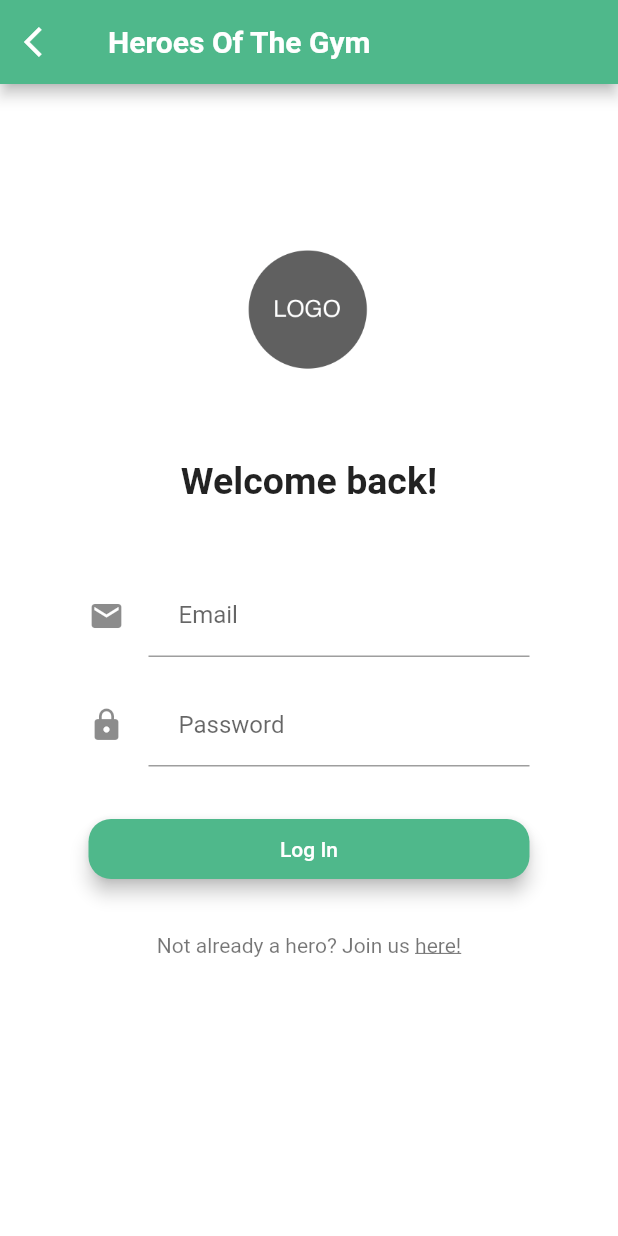
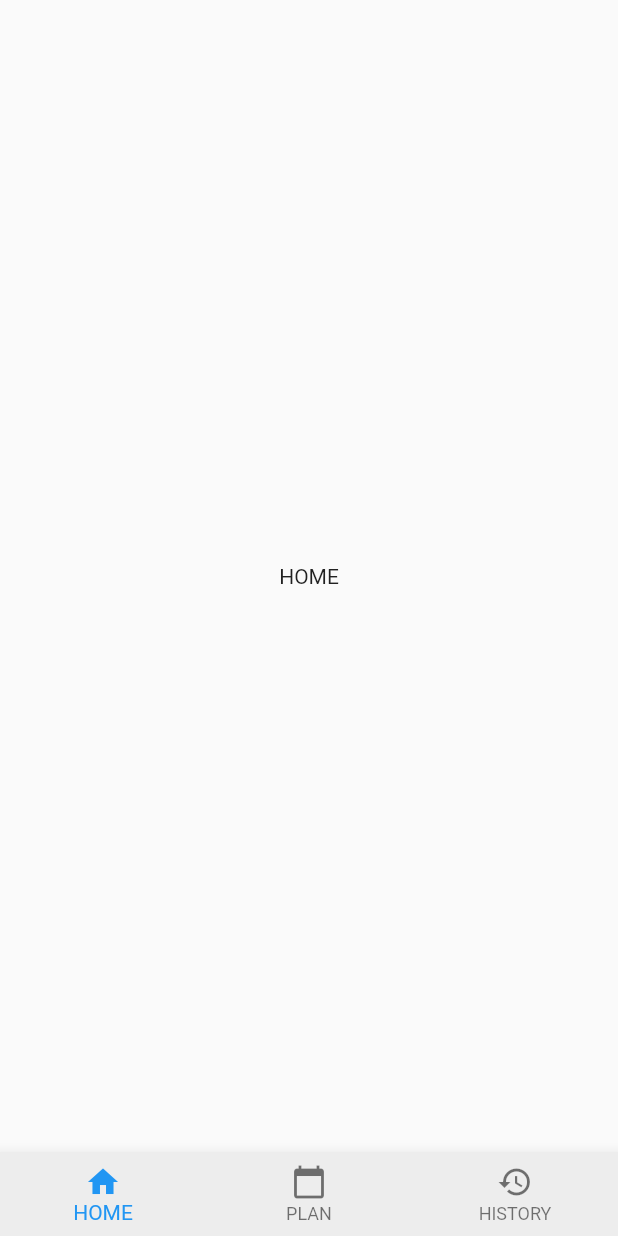
Before and after one commit to azero-as/hotg, a Flutter app: the screen it shows after launch, after a tap on "Log In", on a phone screen of 412 x 824 dp. Run offline on Flutter 3.47's test engine with Material 2 defaults, Android fonts, the phone set to English and light mode, and no system bars.

Commit message:
#9 Add bottom navigation menu

```diff
--- /dev/null
+++ b/heroes_app/lib/dashboard.dart
@@ -0,0 +1,105 @@
+import 'package:flutter/cupertino.dart';
+import 'package:flutter/material.dart';
+import 'home.dart';
+import 'plan.dart';
+import 'history.dart';
+
+//This is code for bottom navigation menu
+
+class Dashboard extends StatelessWidget {
+
+  //Used for navigation
+  static String tag = 'dashboard';
+
+  @override
+  Widget build(BuildContext context) {
+    return new MaterialApp(
+      title: 'Flutter Bottom Navigation',
+      debugShowCheckedModeBanner: false, //Turns of the "DEBUG" banner in the simulator
+      theme: new ThemeData(
+        primaryColor: const Color(0xFF4FB88B),
+        secondaryHeaderColor: const Color(0xFF5DC6D9),
+        accentColor: const Color(0xFFFFAD32),
+      ),
+      home: new DashboardScreen(title: 'Heroes Of The Gym'),
+    );
+  }
+}
+
+class DashboardScreen extends StatefulWidget {
+  DashboardScreen({Key key, this.title}) : super(key: key);
+
+  final String title;
+
+  @override
+  _DashboardScreenState createState() => new _DashboardScreenState();
+}
+
+class _DashboardScreenState extends State<DashboardScreen> {
+  PageController _pageController;
+  int _page = 0;
+
+  @override
+  void initState() {
+    super.initState();
+    _pageController = new PageController();
+  }
+
+  @override
+  void dispose() {
+    super.dispose();
+    _pageController.dispose();
+  }
+
+
+  void navigationTapped(int page) {
+    // Animating to the page.
+    // You can use whatever duration and curve you like
+    _pageController.animateToPage(page,
+        duration: const Duration(milliseconds: 10), curve: Curves.ease);
+  }
+
+  void onPageChanged(int page) {
+    setState(() {
+      this._page = page;
+    });
+  }
+
+  @override
+  Widget build(BuildContext context) {
+    return new Scaffold(
+      body: new PageView(
+        children: [
+          new Home("Home screen"),
+          new Plan("Plan screen"),
+          new History("History screen"),
+        ],
+        onPageChanged: onPageChanged,
+        controller: _pageController,
+      ),
+      bottomNavigationBar: new Theme(
+        data: Theme.of(context).copyWith(
+          // sets the background color of the `BottomNavigationBar`
+          canvasColor: const Color(0xFFEDEDED),
+        ),
+        child: new BottomNavigationBar(
+          items: [
+            new BottomNavigationBarItem(
+                icon: new Icon(Icons.home,),
+                title: new Text("HOME",
+                  style: new TextStyle(),)),
+            new BottomNavigationBarItem(
+                icon: new Icon(Icons.calendar_today,),
+                title: new Text("PLAN",
+                  style: new TextStyle(),)),
+            new BottomNavigationBarItem(icon: new Icon(Icons.history,),
+                title: new Text("HISTORY",
+                  style: new TextStyle(),))
+          ],
+          onTap: navigationTapped,
+          currentIndex: _page,
+        ),
+      ),
+    );
+  }
+}
--- /dev/null
+++ b/heroes_app/lib/history.dart
@@ -0,0 +1,22 @@
+import 'package:flutter/cupertino.dart';
+import 'package:flutter/material.dart';
+
+class History extends StatelessWidget {
+
+  History(this.listType);
+  final String listType;
+
+  @override
+  Widget build(BuildContext context) {
+    return new Scaffold(
+      body: new Center(
+        child: new Column(
+          mainAxisAlignment: MainAxisAlignment.center,
+          children: <Widget>[
+            Text('HISTORY'),
+          ],
+        ),
+      ),
+    );
+  }
+}
--- /dev/null
+++ b/heroes_app/lib/home.dart
@@ -0,0 +1,22 @@
+import 'package:flutter/cupertino.dart';
+import 'package:flutter/material.dart';
+
+class Home extends StatelessWidget {
+
+  Home(this.listType);
+  final String listType;
+
+  @override
+  Widget build(BuildContext context) {
+    return new Scaffold(
+      body: new Center(
+        child: new Column(
+          mainAxisAlignment: MainAxisAlignment.center,
+          children: <Widget>[
+            Text('HOME'),
+          ],
+        ),
+      ),
+    );
+  }
+}
--- a/heroes_app/lib/login.dart
+++ b/heroes_app/lib/login.dart
@@ -1,5 +1,5 @@
 import 'package:flutter/material.dart';
-//import 'dashboard.dart';
+import 'dashboard.dart';
 
 //This is the login page
 
@@ -67,7 +67,7 @@ class _LoginPageState extends State<LoginPage> {
         ),
         onPressed: () {
           //TODO: eventhandler on log in button
-          //Navigator.of(context).pushNamed(Dashboard.tag);
+          Navigator.of(context).pushNamed(Dashboard.tag);
         },
         padding: EdgeInsets.all(12),
         color: const Color(0xFF4FB88B),
--- a/heroes_app/lib/main.dart
+++ b/heroes_app/lib/main.dart
@@ -1,6 +1,6 @@
 import 'package:flutter/material.dart';
 import 'login.dart';
-//import 'dashboard.dart';
+import 'dashboard.dart';
 
 void main() => runApp(new MyApp());
 
@@ -9,7 +9,7 @@ class MyApp extends StatelessWidget {
   //Navigation between pages
   final routes = <String, WidgetBuilder>{
     LoginPage.tag: (context) => LoginPage(),
-    //Dashboard.tag: (context) => Dashboard(),
+    Dashboard.tag: (context) => Dashboard(),
   };
 
   @override
--- /dev/null
+++ b/heroes_app/lib/plan.dart
@@ -0,0 +1,22 @@
+import 'package:flutter/cupertino.dart';
+import 'package:flutter/material.dart';
+
+class Plan extends StatelessWidget {
+
+  Plan(this.listType);
+  final String listType;
+
+  @override
+  Widget build(BuildContext context) {
+    return new Scaffold(
+      body: new Center(
+        child: new Column(
+          mainAxisAlignment: MainAxisAlignment.center,
+          children: <Widget>[
+            Text('PLAN'),
+          ],
+        ),
+      ),
+    );
+  }
+}
```
